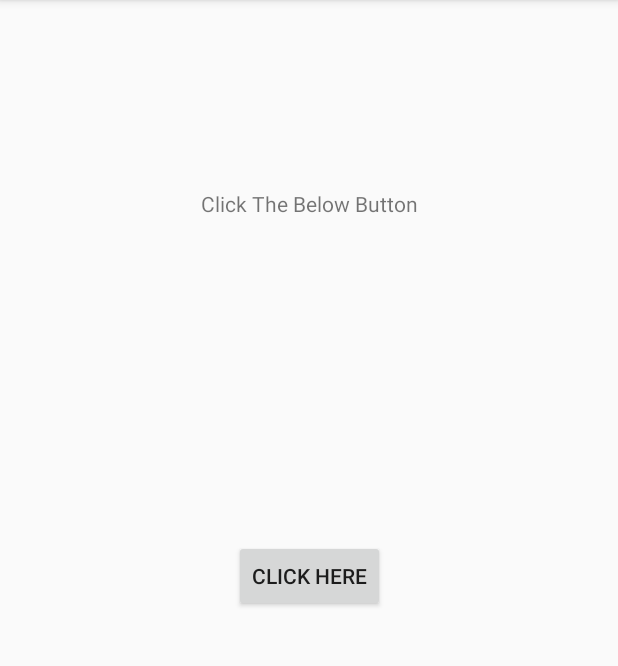
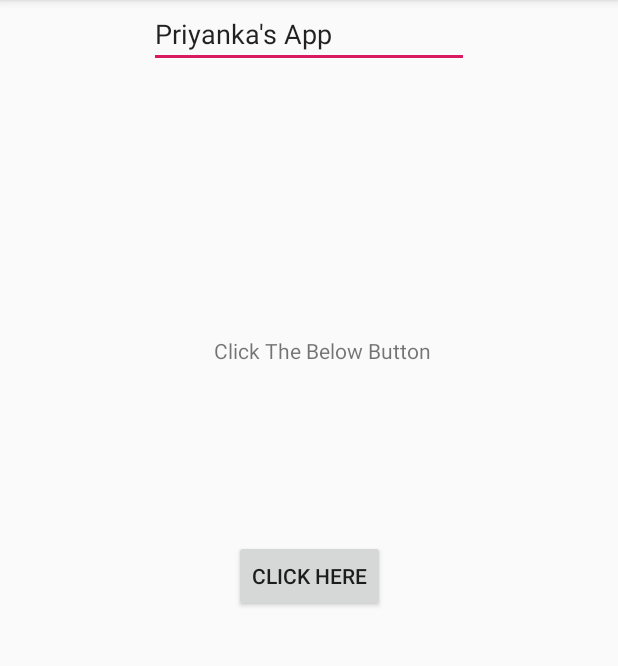
Before and after one commit to priyanka433/HelloWorldApp, an Android app: the screen it shows after launch (MainActivity), on a phone screen of 412 x 824 dp, the part 84-750 px from its top. Run offline under Robolectric (Android 15) with nearby library versions, the phone set to English and light mode, and no system bars.

Commit message:
Name commit

```diff
--- a/app/src/main/res/layout/activity_main.xml
+++ b/app/src/main/res/layout/activity_main.xml
@@ -23,7 +23,19 @@
         android:text="Click The Below Button"
         app:layout_constraintBottom_toBottomOf="parent"
         app:layout_constraintEnd_toEndOf="parent"
+        app:layout_constraintHorizontal_bias="0.534"
         app:layout_constraintStart_toStartOf="parent"
         app:layout_constraintTop_toTopOf="parent"
-        app:layout_constraintVertical_bias="0.168" />
+        app:layout_constraintVertical_bias="0.299" />
+
+    <EditText
+        android:id="@+id/editText"
+        android:layout_width="wrap_content"
+        android:layout_height="wrap_content"
+        android:ems="10"
+        android:inputType="textPersonName"
+        android:text="Priyanka's App"
+        app:layout_constraintEnd_toEndOf="parent"
+        app:layout_constraintStart_toStartOf="parent"
+        tools:layout_editor_absoluteY="109dp" />
 </androidx.constraintlayout.widget.ConstraintLayout>
```
